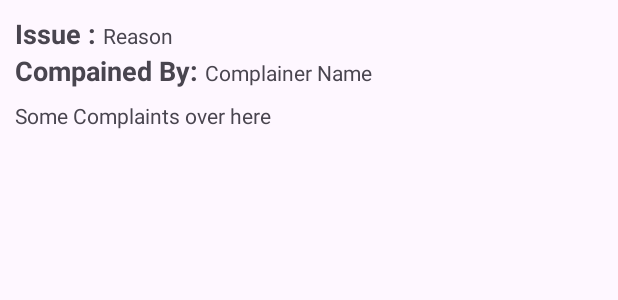
After one commit to athreya-harshith/idVerifier, an Android app: the layout complaints_recycler_view.xml on its own in the app's theme, with its tools: preview values and no code run, on a phone screen of 412 x 824 dp. The commit adds this screen. Shown: the top 300 px of the screen. Run offline under Robolectric (Android 15) with nearby library versions, the phone set to English and light mode, and no system bars.

Commit message:
added student complaints feature

```diff
--- a/app/src/main/java/com/example/idverifier/WrapContentLinearLayoutManager.java
+++ b/app/src/main/java/com/example/idverifier/WrapContentLinearLayoutManager.java
@@ -20,6 +20,7 @@ public class WrapContentLinearLayoutManager extends LinearLayoutManager {
         super(context, attrs, defStyleAttr, defStyleRes);
     }
 
+
     //... constructor
     @Override
     public void onLayoutChildren(RecyclerView.Recycler recycler, RecyclerView.State state) {
--- a/app/src/main/java/com/example/idverifier/student.java
+++ b/app/src/main/java/com/example/idverifier/student.java
@@ -78,7 +78,7 @@ public class student extends AppCompatActivity
                 }
                 else if(id == R.id.bn_student_nav_complaints)
                 {
-                    loadStudentFragment(new studentComplaints(),true);
+                    loadStudentFragment(studentComplaints.getInstance(bundle),true);
                     checkClicked = true;
                     return  true;
                 }
--- /dev/null
+++ b/app/src/main/res/layout/complaints_recycler_view.xml
@@ -0,0 +1,50 @@
+<?xml version="1.0" encoding="utf-8"?>
+<LinearLayout xmlns:android="http://schemas.android.com/apk/res/android"
+    android:layout_width="match_parent"
+    android:layout_height="wrap_content"
+    android:orientation="vertical"
+    android:padding="10dp"
+    android:layout_marginBottom="8dp">
+
+    <LinearLayout
+        android:layout_width="match_parent"
+        android:layout_height="wrap_content"
+        android:orientation="horizontal">
+        <TextView
+            android:layout_width="wrap_content"
+            android:layout_height="wrap_content"
+            android:text="Issue : "
+            android:textStyle="bold"
+            android:textSize="18sp"/>
+        <TextView
+            android:layout_width="wrap_content"
+            android:layout_height="wrap_content"
+            android:text="Reason "
+            android:id="@+id/complaintTitle"/>
+    </LinearLayout>
+
+    <LinearLayout
+        android:layout_width="match_parent"
+        android:layout_height="wrap_content"
+        android:orientation="horizontal">
+        <TextView
+            android:layout_width="wrap_content"
+            android:layout_height="wrap_content"
+            android:text="Compained By: "
+            android:textStyle="bold"
+            android:textSize="18sp"/>
+        <TextView
+            android:layout_width="wrap_content"
+            android:layout_height="wrap_content"
+            android:text="Complainer Name "
+            android:id="@+id/complainedBy"/>
+    </LinearLayout>
+
+    <TextView
+        android:layout_width="wrap_content"
+        android:layout_height="wrap_content"
+        android:text="Some Complaints over here"
+        android:id="@+id/complaintText"
+        android:layout_marginTop="8dp"/>
+
+</LinearLayout>
```
Also changed, not shown: app/src/main/java/com/example/idverifier/complaints.java (added, +48 -0 lines), app/src/main/java/com/example/idverifier/complaintsAdapter.java (added, +56 -0 lines), app/src/main/java/com/example/idverifier/studentComplaints.java (+114 -1 lines), app/src/main/res/layout/fragment_student_complaints.xml (+12 -5 lines).
